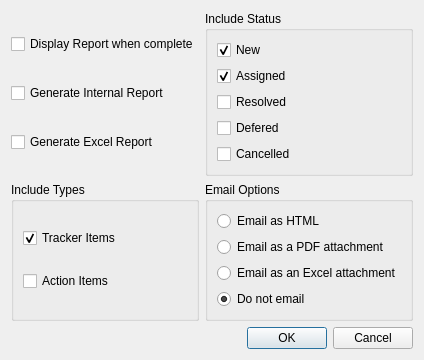
Above: plugins/includes/dialogTrackerRptOptions.ui from kestermckinney/ProjectNotes before the change. Below: the same form after it.
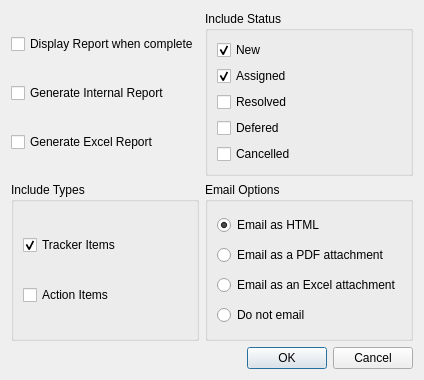
That is the form after the change.

Patch:
```diff
--- a/plugins/includes/dialogTrackerRptOptions.ui
+++ b/plugins/includes/dialogTrackerRptOptions.ui
@@ -6,8 +6,8 @@
    <rect>
     <x>0</x>
     <y>0</y>
-    <width>375</width>
-    <height>280</height>
+    <width>414</width>
+    <height>380</height>
    </rect>
   </property>
   <property name="windowTitle">
@@ -144,6 +144,9 @@
         <property name="text">
          <string>Email as HTML</string>
         </property>
+        <property name="checked">
+         <bool>true</bool>
+        </property>
        </widget>
       </item>
       <item>
@@ -166,7 +169,7 @@
          <string>Do not email</string>
         </property>
         <property name="checked">
-         <bool>true</bool>
+         <bool>false</bool>
         </property>
        </widget>
       </item>
```
Left out of the diff: 4 changed lines with no effect on the pictures.
